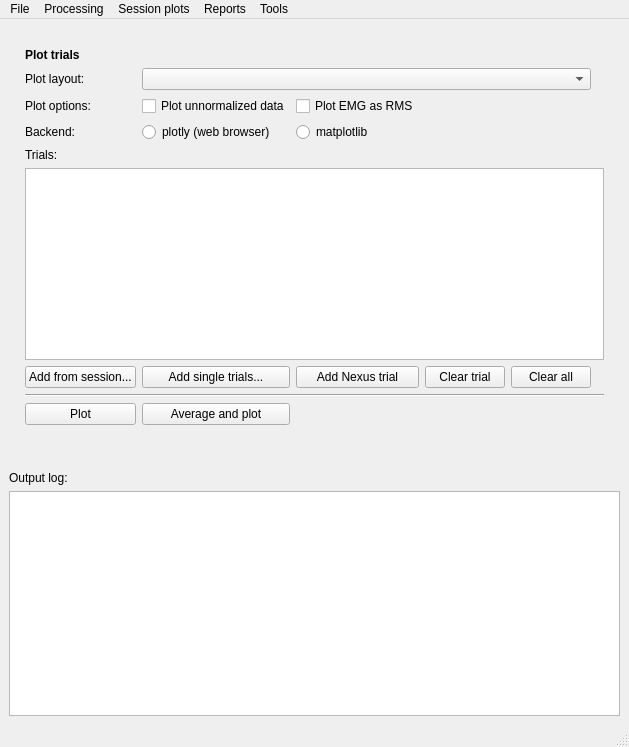
First picture: the form in gaitutils/gui/gaitmenu.ui, repository NCH-Motion-Laboratory/gaitutils, before the edit.
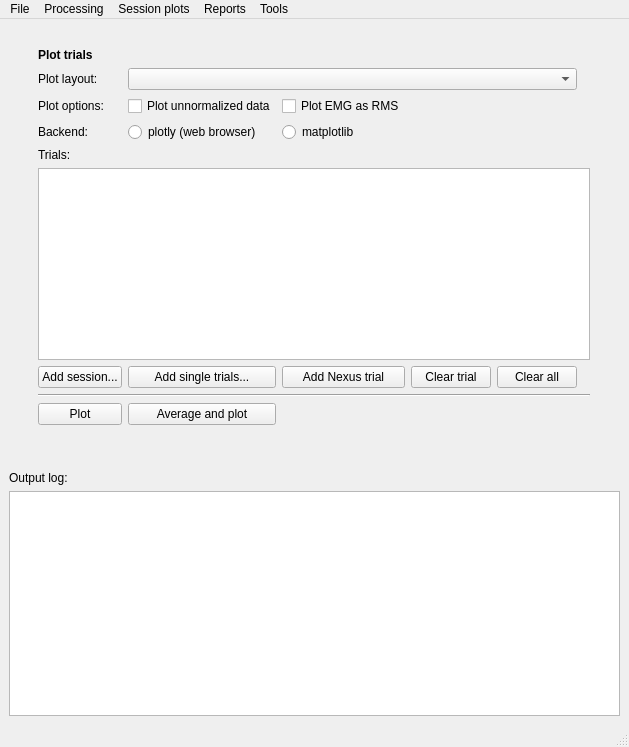
Second picture: the form after the edit. Custom widgets are drawn as their Qt base class.

Commit message: rename button

What changed in the file:
```diff
--- a/gaitutils/gui/gaitmenu.ui
+++ b/gaitutils/gui/gaitmenu.ui
@@ -60,7 +60,7 @@
       <item row="11" column="1">
        <widget class="QPushButton" name="btnAddSession">
         <property name="text">
-         <string>Add from session...</string>
+         <string>Add session...</string>
         </property>
        </widget>
       </item>
```
